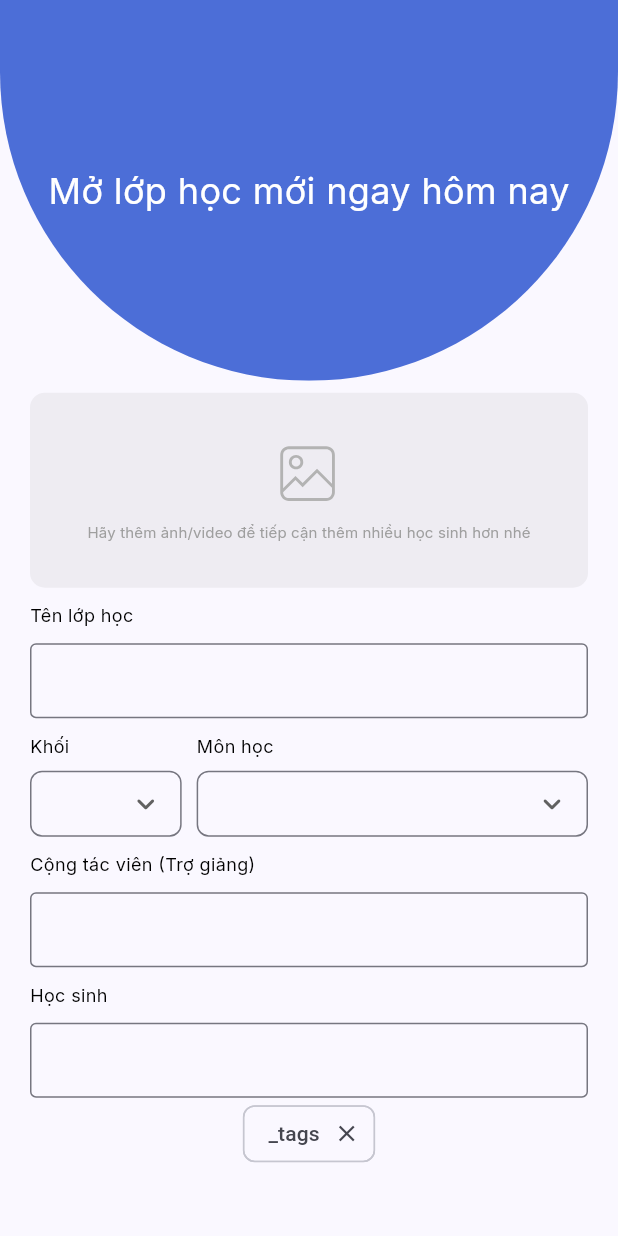
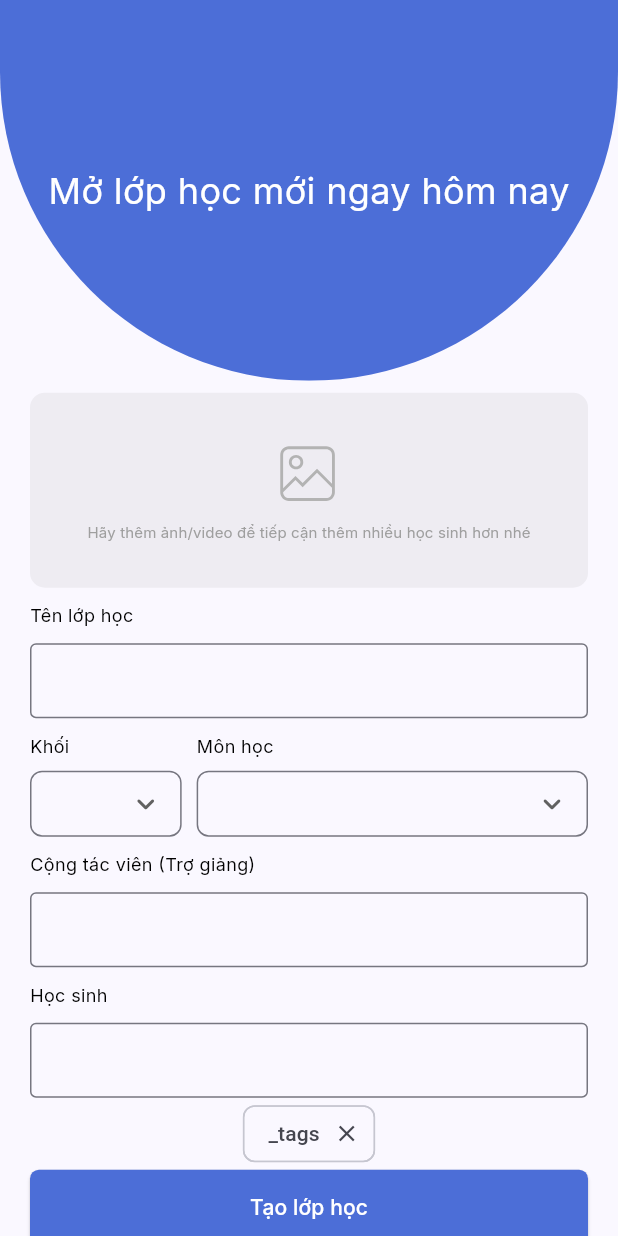
Before and after one commit to liguang612/edu_world, a Flutter app: the CreateCourse screen opened by its route, on a phone screen of 412 x 824 dp. Run offline on Flutter 3.47's test engine with Material 3 defaults, Android fonts, the light colour scheme and no system bars; our stand-ins replace cloud_firestore, equatable, firebase_auth, firebase_core, flutter_bloc, flutter_svg and 4 more; accounts and stored records are empty.

Commit message:
Create-course: UI (2)

```diff
--- a/lib/view/course/create_course.dart
+++ b/lib/view/course/create_course.dart
@@ -87,10 +87,22 @@ class CreateCourse extends StatelessWidget {
                 children: ['_tags'].map((tag) {
                   return Chip(
                     label: Text(tag),
-                    deleteIcon: Icon(Icons.close),
+                    deleteIcon: const Icon(Icons.close),
                     onDeleted: () => print('removed'),
                   );
                 }).toList(),
+              ),
+              SizedBox(
+                width: double.infinity,
+                child: ElevatedButton(
+                  onPressed: () {},
+                  style: ElevatedButton.styleFrom(
+                    backgroundColor: AppColor.purple01,
+                    padding: const EdgeInsets.symmetric(vertical: 15),
+                    shape: RoundedRectangleBorder(borderRadius: BorderRadius.circular(6)),
+                  ),
+                  child: const Text('Tạo lớp học', style: AppTextTheme.interMedium14),
+                ),
               ),
             ]),
           ),
```
